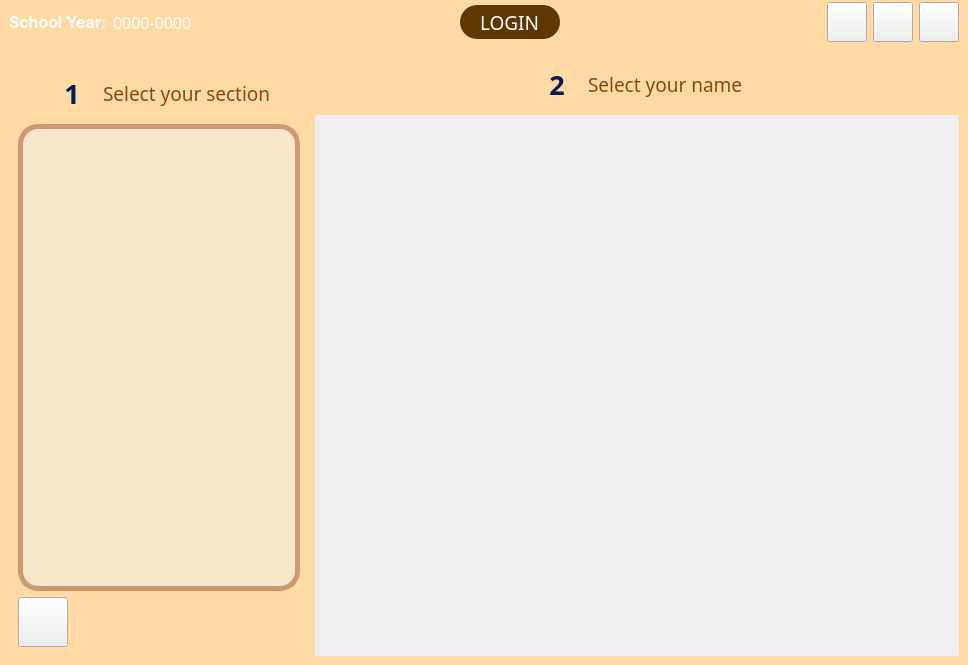
Above: CAI_PyQt/CAI_Student/UI/FormLogin.ui from CPG19040/CPG19040 before the change. Below: the same form after it.
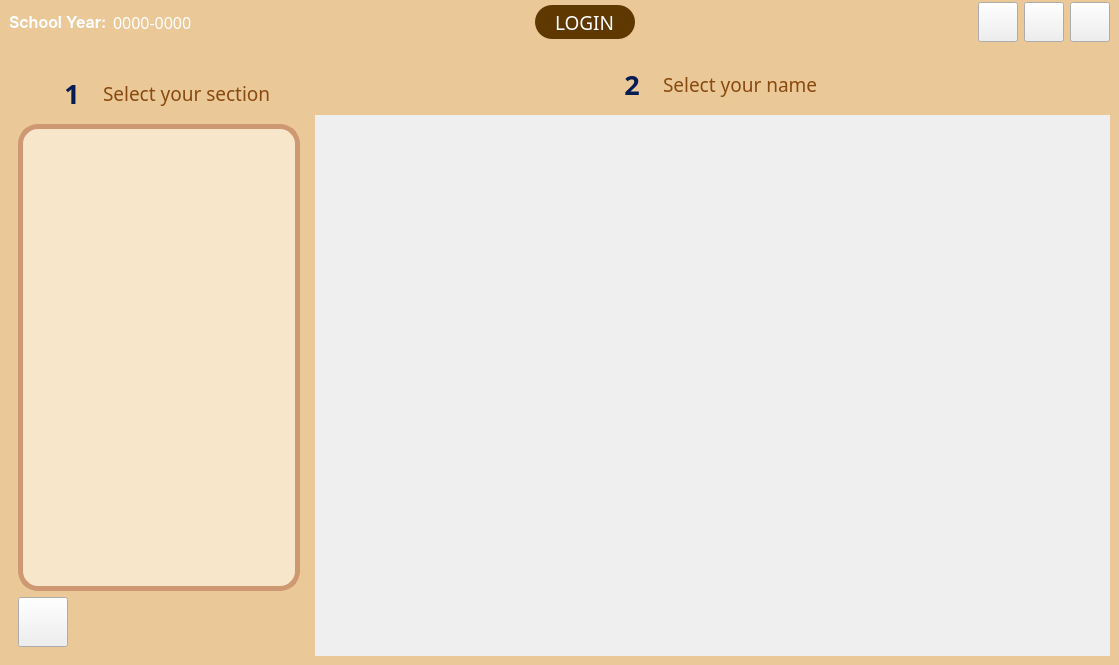
That is the form after the change. Icons and pictures are not drawn.

Diff of the .ui file:
```diff
--- a/CAI_PyQt/CAI_Student/UI/FormLogin.ui
+++ b/CAI_PyQt/CAI_Student/UI/FormLogin.ui
@@ -6,22 +6,29 @@
    <rect>
     <x>0</x>
     <y>0</y>
-    <width>968</width>
+    <width>1119</width>
     <height>665</height>
    </rect>
   </property>
   <property name="minimumSize">
    <size>
-    <width>0</width>
-    <height>0</height>
+    <width>968</width>
+    <height>665</height>
    </size>
   </property>
   <property name="windowTitle">
    <string>Login</string>
   </property>
   <property name="styleSheet">
-   <string notr="true">#FormLogin { background-color: #ffdaa5; }
-#stackedWidget, #page1, #page2 { background: transparent; }</string>
+   <string notr="true">#FormLogin {
+    background-color: #ebc898;
+}
+
+#stackedWidget,
+#page1,
+#page2 {
+    background: transparent;
+}</string>
   </property>
   <layout class="QVBoxLayout" name="verticalLayout_3">
    <property name="leftMargin">
@@ -393,55 +400,47 @@
              <enum>Qt::TabFocus</enum>
             </property>
             <property name="styleSheet">
-             <string notr="true">/* 1. THE LIST CONTAINER */
-QListWidget {
+             <string notr="true">QListWidget {
     background-color: rgb(248, 230, 203);
     border: 5px solid rgb(206, 152, 115);
     border-radius: 20px;
     padding: 5px;
 }
 
-/* 2. THE DEFAULT ITEM STATE */
 QListWidget::item {
     background-color: transparent;
     color: #333333;
-    padding: 10px 10px;      /* Vertical and horizontal spacing inside the item */
-    margin: 1px 0px;         /* Spacing between adjacent items */
-    border-radius: 20px;      /* Rounded corners for individual items */
+    padding: 10px 10px;
+    margin: 1px 0px;
+    border-radius: 20px;
 }
 
-/* 3. HOVER STATE (Mouse over item) */
 QListWidget::item:hover {
     background-color: rgb(255, 200, 116);
     color: #574939;
 }
 
-/* 4. SELECTED STATE (Active/Clicked item) */
 QListWidget::item:selected {
-    background-color: #574939;
-    color: #ffffff;
+	background-color: qlineargradient(x1:0, y1:0, x2:0, y2:1, stop:0 #f6d32d, stop:1 #f6b02d);
+	border: 2px solid rgb(255, 120, 0);
 	font-weight: bold;
 }
 
-/* 5. SELECTED &amp; HOVERED STATE */
-/* Prevents the hover color from overriding the selection color when clicking */
 QListWidget::item:selected:hover {
     background-color: #4a3e30; 
     color: #ffffff;
 }
 
-/* 6. DISABLED STATE */
 QListWidget::item:disabled {
     background-color: transparent;
     color: #aaaaaa;
 }
 
-/* 3. VERTICAL SCROLLBAR */
 QScrollBar:vertical {
     border: none;
     background: #ffffff;
     width: 10px;
-    margin: 5px 0px 5px 0px; /* Adds a little padding so it doesn't hug the border */
+    margin: 5px 0px 5px 0px;
     border-radius: 5px;
 }
 
@@ -459,7 +458,6 @@
     background: #3d3327; /* Darker shade for active dragging */
 }
 
-/* 4. HORIZONTAL SCROLLBAR */
 QScrollBar:horizontal {
     border: none;
     background: #ffffff;
@@ -482,7 +480,6 @@
     background: #3d3327;
 }
 
-/* 5. REMOVE BUTTONS &amp; TRACK BACKGROUNDS */
 QScrollBar::add-line:vertical, QScrollBar::sub-line:vertical,
 QScrollBar::add-line:horizontal, QScrollBar::sub-line:horizontal {
     border: none;
@@ -496,8 +493,6 @@
     background: none;
 }
 
-/* 6. THE CORNER WIDGET */
-/* Native Qt selector for the bottom-right intersection square */
 QListWidget QCornerWidget {
     background: transparent;
     border: none;
@@ -784,14 +779,18 @@
               <rect>
                <x>0</x>
                <y>0</y>
-               <width>634</width>
+               <width>785</width>
                <height>531</height>
               </rect>
              </property>
              <property name="styleSheet">
               <string notr="true"/>
              </property>
-             <layout class="QGridLayout" name="gridLayout"/>
+             <layout class="QGridLayout" name="gridLayout">
+              <property name="verticalSpacing">
+               <number>6</number>
+              </property>
+             </layout>
             </widget>
            </widget>
           </item>
```
Left out of the diff: 26 changed lines with no effect on the pictures.
